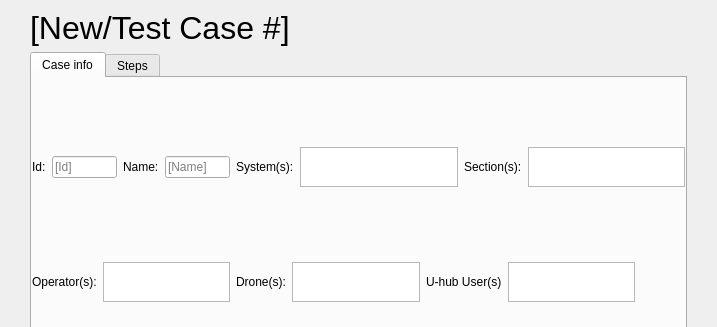
First picture: the form in src/uat_tool/presentation/views/ui/form_case.ui, repository vazmasero/UAT-Tool, before the edit; both pictures show x 0 to 717 and y 0 to 327 of the 717 by 511 pixel window.
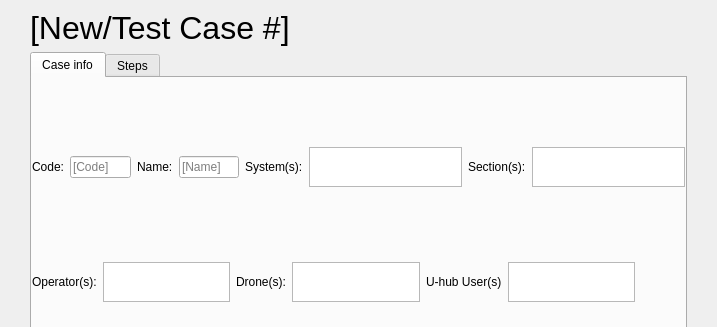
Second picture: the form after the edit.

Patch:
```diff
--- a/src/uat_tool/presentation/views/ui/form_case.ui
+++ b/src/uat_tool/presentation/views/ui/form_case.ui
@@ -68,7 +68,7 @@
          <item>
           <widget class="QLabel" name="lbl_id">
            <property name="text">
-            <string>Id:</string>
+            <string>Code:</string>
            </property>
           </widget>
          </item>
@@ -78,7 +78,7 @@
             <string/>
            </property>
            <property name="placeholderText">
-            <string>[Id]</string>
+            <string>[Code]</string>
            </property>
           </widget>
          </item>
```
Left out of the diff: 30 changed lines with no effect on the pictures.
